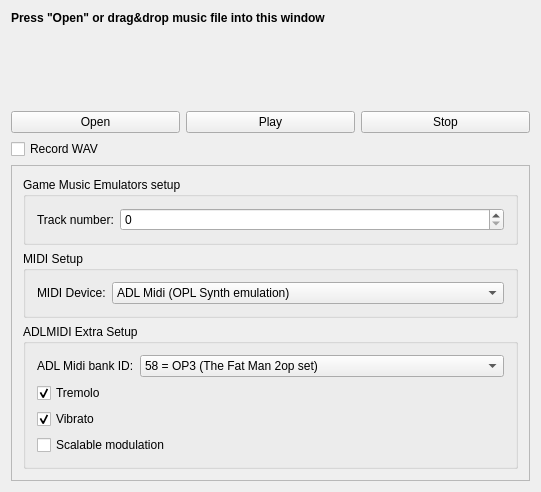
First picture: the form in MusicPlayer/mainwindow.ui, repository WohlSoft/Moondust-Project, before the edit.
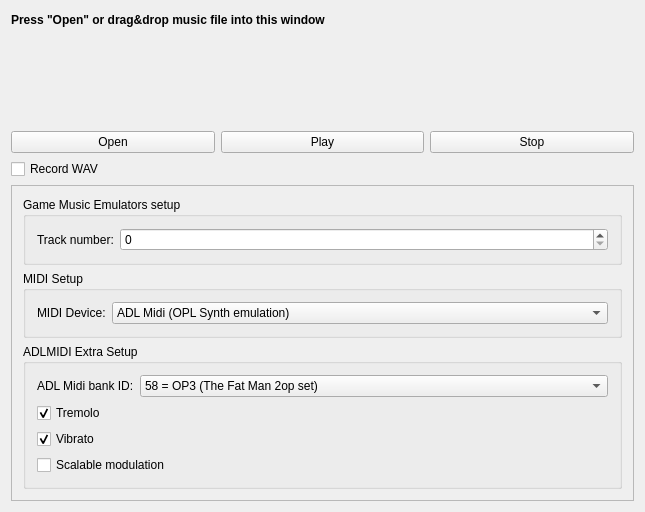
Second picture: the form after the edit. Icons and pictures are not drawn.

```diff
--- a/MusicPlayer/mainwindow.ui
+++ b/MusicPlayer/mainwindow.ui
@@ -6,8 +6,8 @@
    <rect>
     <x>0</x>
     <y>0</y>
-    <width>491</width>
-    <height>452</height>
+    <width>645</width>
+    <height>512</height>
    </rect>
   </property>
   <property name="acceptDrops">
```
Left out of the diff: 128 changed lines with no effect on the pictures.
